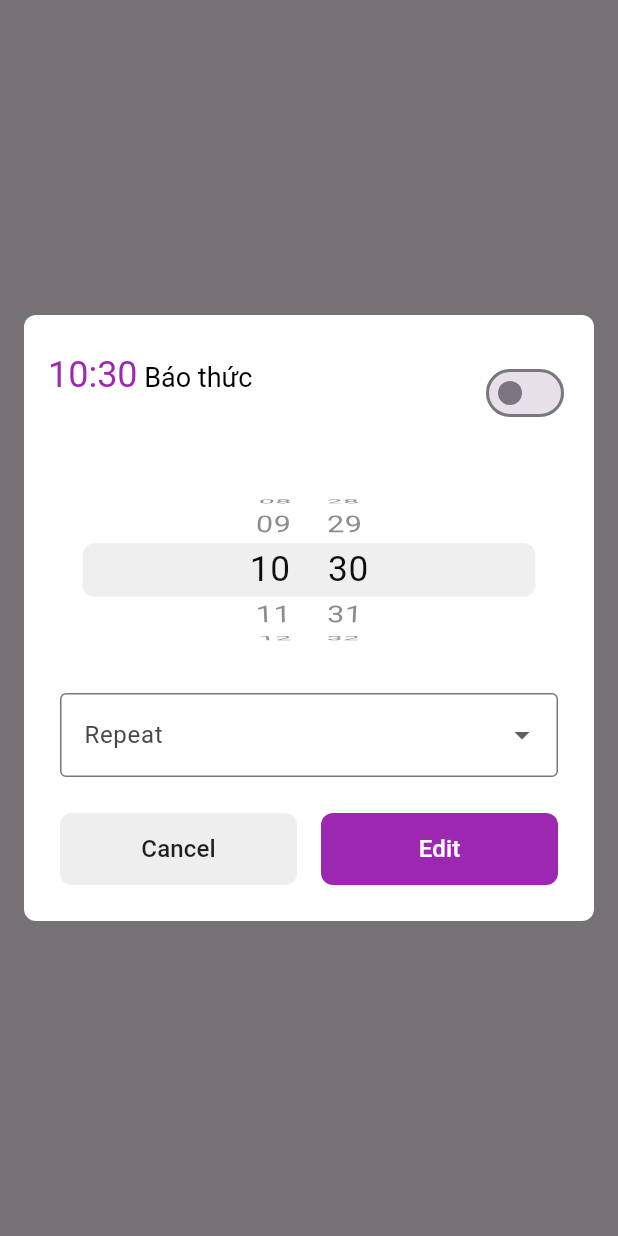
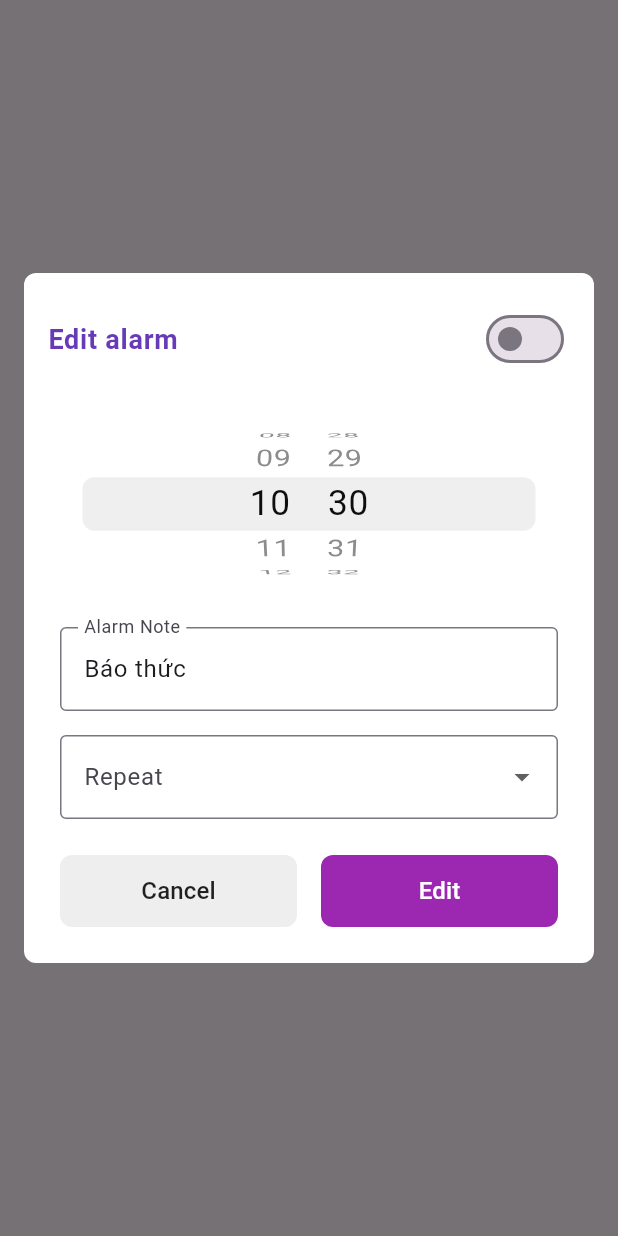
Before and after one commit to jeremienguyen20798/smart_clock, a Flutter app: what showEditAlarmDialog() shows on an empty page, opened directly with empty values, on a phone screen of 412 x 824 dp. Run offline on Flutter 3.47's test engine with Material 3 defaults, Android fonts, the phone set to English and light mode, and no system bars; our stand-ins replace bloc, easy_localization, equatable, firebase_core, firebase_remote_config, flutter_bloc and 9 more; missing offline and left inert: android_power_manager; accounts and stored records are empty; network calls fail; statements that could not run were skipped; project files that could hold a hidden picture were left out.

Commit message:
commit code: Add edit option note alarm and customize ui play ringtone alarm dialog.

```diff
--- a/assets/translations/en-US.json
+++ b/assets/translations/en-US.json
@@ -41,5 +41,6 @@
     "default": "Default: ",
     "ringtone": "Ringtone",
     "createAlarmWithAIOffline": "Create alarms with AI when offline",
-    "featureIsDevelopment": "Feature under development"
+    "featureIsDevelopment": "Feature under development",
+    "editAlarm": "Edit alarm"
 }
--- a/assets/translations/vi-VN.json
+++ b/assets/translations/vi-VN.json
@@ -41,5 +41,6 @@
     "default": "Mặc định: ",
     "ringtone": "Nhạc chuông",
     "createAlarmWithAIOffline": "Tạo báo thức với AI khi offline",
-    "featureIsDevelopment": "Tính năng đang phát triển"
+    "featureIsDevelopment": "Tính năng đang phát triển",
+    "editAlarm": "Chỉnh sửa báo thức"
 }
--- a/lib/core/utils/dialog_utils.dart
+++ b/lib/core/utils/dialog_utils.dart
@@ -6,7 +6,7 @@
 
 class DialogUtils {
   static void showEditAlarmDialog(BuildContext context, Alarm alarm,
-      Function(DateTime, bool, AlarmType) onEdit) {
+      Function(DateTime, bool, AlarmType, String) onEdit) {
     showDialog(
         context: context,
         builder: (_) => UpdateAlarmDialog(alarm: alarm)).then((value) {
@@ -14,7 +14,8 @@
         final DateTime dateTime = value['dateTime'];
         final bool isActive = value['isActive'];
         final AlarmType type = value['typeAlarm'];
-        onEdit(dateTime, isActive, type);
+        final String noteAlarm = value['note'];
+        onEdit(dateTime, isActive, type, noteAlarm);
       }
     });
   }
--- a/lib/features/home/bloc/home_bloc.dart
+++ b/lib/features/home/bloc/home_bloc.dart
@@ -147,6 +147,7 @@ class HomeBloc extends Bloc<HomeEvent, HomeState> {
         alarm.alarmDateTime = event.dateTime;
         alarm.isActive = event.isActive;
         alarm.typeAlarm = event.alarmType.name;
+        alarm.note = event.note;
         SmartClockLocalDB.updateAlarm(alarm);
         await methodChannel.invokeMethod('setAlarm', alarm.toJson());
       }
--- a/lib/features/home/bloc/home_event.dart
+++ b/lib/features/home/bloc/home_event.dart
@@ -41,9 +41,10 @@ class OnUpdateAlarmEvent extends HomeEvent {
   DateTime dateTime;
   bool isActive;
   AlarmType alarmType;
+  String note;
 
   OnUpdateAlarmEvent(
-      this.idAlarm, this.dateTime, this.isActive, this.alarmType);
+      this.idAlarm, this.dateTime, this.isActive, this.alarmType, this.note);
 }
 
 class OnControlAlarmByToggleSwitchEvent extends HomeEvent {
--- a/lib/features/ringtone/view/ringtone_page.dart
+++ b/lib/features/ringtone/view/ringtone_page.dart
@@ -17,7 +17,7 @@ class RingtonePage extends StatelessWidget {
           title: Text(
             'ringtone'.tr(),
             style: const TextStyle(
-              fontSize: 16.0,
+              fontSize: 18.0,
               color: Colors.black,
               fontWeight: FontWeight.bold,
             ),
@@ -66,9 +66,7 @@ class RingtonePage extends StatelessWidget {
                     ],
                   ),
                   trailing: IconButton(
-                    onPressed: () {
-
-                    },
+                    onPressed: () {},
                     icon: const Icon(Icons.cloud_download, color: Colors.blue),
                   ),
                 ),
--- a/lib/shared/dialog/update_alarm_dialog.dart
+++ b/lib/shared/dialog/update_alarm_dialog.dart
@@ -23,6 +23,7 @@ class _UpdateAlarmDialogState extends State<UpdateAlarmDialog> {
   DateTime dateTime = DateTime.now();
   bool isActive = false;
   AlarmType? typeAlarm;
+  TextEditingController noteController = TextEditingController();
 
   @override
   void initState() {
@@ -44,25 +45,17 @@ class _UpdateAlarmDialogState extends State<UpdateAlarmDialog> {
           insetPadding: const EdgeInsets.symmetric(horizontal: 16.0),
           title: ListTile(
             contentPadding: EdgeInsets.zero,
-            title: RichText(
-                overflow: TextOverflow.ellipsis,
-                maxLines: 1,
-                text: TextSpan(
-                    text: StringUtils.formatTime(widget.alarm.alarmDateTime),
-                    style: const TextStyle(
-                      fontSize: 24.0,
-                      color: Colors.purple,
-                    ),
-                    children: [
-                      TextSpan(
-                          text: " ${widget.alarm.note ?? AppConstants.alarm}",
-                          style: const TextStyle(
-                              fontSize: 18.0, color: Colors.black))
-                    ])),
-            subtitle: AlarmCountdownView(
-                isNote: false,
-                dateTime: widget.alarm.alarmDateTime,
-                isActive: widget.alarm.isActive),
+            title: Text(
+              'editAlarm'.tr(),
+              style: const TextStyle(
+                  fontSize: 18.0,
+                  color: Colors.deepPurple,
+                  fontWeight: FontWeight.bold),
+            ),
+            subtitle: isActive
+                ? AlarmCountdownView(
+                    isNote: false, dateTime: dateTime, isActive: isActive)
+                : null,
             trailing: Switch(
                 value: isActive,
                 onChanged: (value) {
@@ -79,7 +72,7 @@ class _UpdateAlarmDialogState extends State<UpdateAlarmDialog> {
                   width: MediaQuery.of(context).size.width,
                   height: 100.0,
                   child: CupertinoDatePicker(
-                      initialDateTime: widget.alarm.alarmDateTime,
+                      initialDateTime: dateTime,
                       onDateTimeChanged: (value) {
                         setState(() {
                           dateTime = DateTime(
@@ -97,6 +90,14 @@ class _UpdateAlarmDialogState extends State<UpdateAlarmDialog> {
                       use24hFormat: true),
                 ),
                 const SizedBox(height: 32.0),
+                TextField(
+                  controller: noteController,
+                  decoration: InputDecoration(
+                      border: const OutlineInputBorder(),
+                      labelText: 'inputAlarmNote'.tr(),
+                      hintText: 'inputNote'.tr()),
+                ),
+                const SizedBox(height: 16.0),
                 DropdownButtonFormField<AlarmType>(
                     decoration: InputDecoration(
                         border: const OutlineInputBorder(),
@@ -141,7 +142,8 @@ class _UpdateAlarmDialogState extends State<UpdateAlarmDialog> {
                         Navigator.pop(context, {
                           "dateTime": dateTime,
                           "isActive": true,
-                          "typeAlarm": typeAlarm
+                          "typeAlarm": typeAlarm,
+                          "note": noteController.text
                         });
                       });
                     },
@@ -168,5 +170,6 @@ class _UpdateAlarmDialogState extends State<UpdateAlarmDialog> {
     isActive = widget.alarm.isActive;
     typeAlarm = StringUtils.alarmTypeValueOf(
         widget.alarm.typeAlarm ?? AppConstants.justOnce);
+    noteController.text = widget.alarm.note ?? AppConstants.alarm;
   }
 }
--- a/lib/shared/items/item_alarm.dart
+++ b/lib/shared/items/item_alarm.dart
@@ -62,11 +62,11 @@ class _ItemAlarmState extends State<ItemAlarm> {
               },
               onTap: () {
                 DialogUtils.showEditAlarmDialog(context, widget.alarm,
-                    (dateTime, isActive, typeAlarm) {
+                    (dateTime, isActive, typeAlarm, note) {
                   setState(() {
                     isAlarmActive = isActive;
                     context.read<HomeBloc>().add(OnUpdateAlarmEvent(
-                        widget.alarm.alarmId, dateTime, isActive, typeAlarm));
+                        widget.alarm.alarmId, dateTime, isActive, typeAlarm, note));
                   });
                 });
               },
```
Also changed, not shown: lib/shared/dialog/ringtone_player_dialog.dart (+28 -19 lines).
